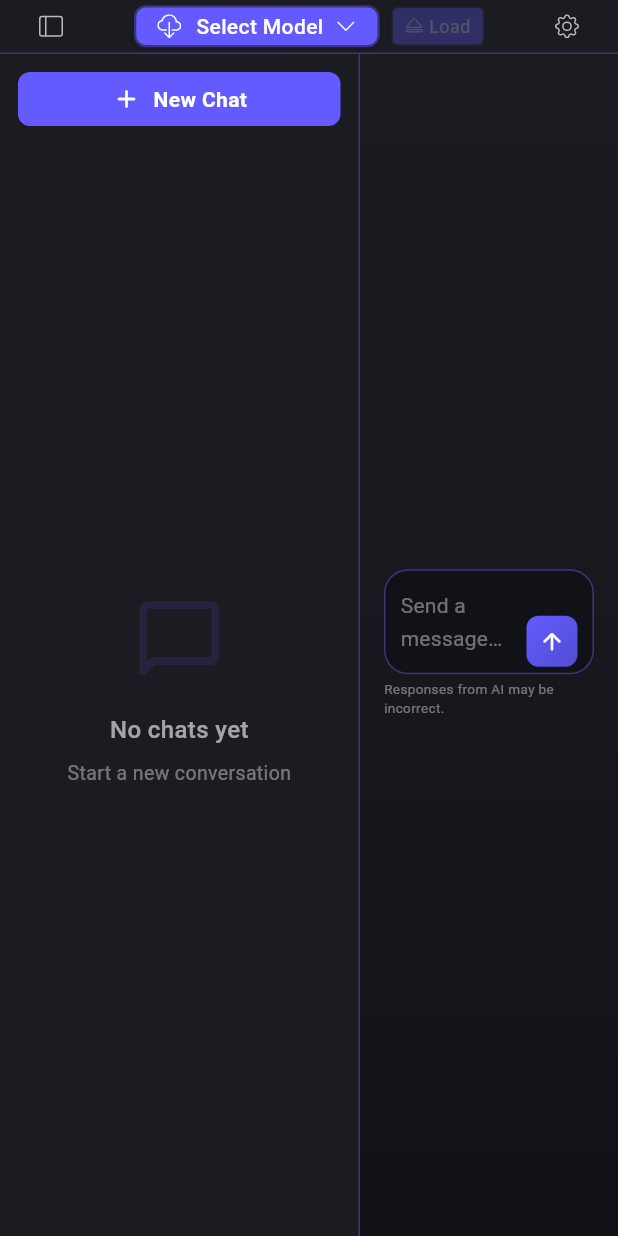
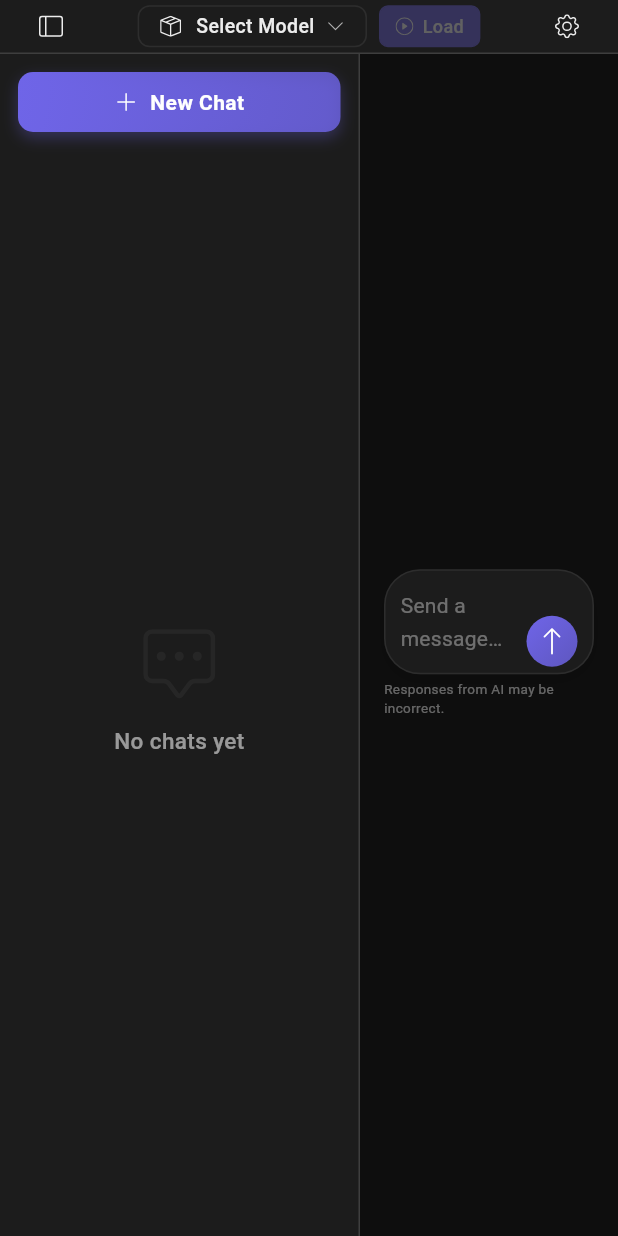
Before and after one commit to abancp/Lunar-Studio, a Flutter app: the screen it shows after launch, on a phone screen of 412 x 824 dp. Run offline on Flutter 3.47's test engine with Material 3 defaults, Android fonts, the phone set to English and light mode, and no system bars; our stand-ins replace bootstrap_icons, file_picker, flutter_highlight, motion_toast, sqflite and 1 more; missing offline and left inert: dart:ffi, flutter_math_fork; accounts and stored records are empty.

Commit message:
feature: more nice ui/ux

```diff
--- a/ui/lib/src/core/theme/colors.dart
+++ b/ui/lib/src/core/theme/colors.dart
@@ -4,30 +4,37 @@ class AppTheme {
   static final light = ThemeData(
     brightness: Brightness.light,
     colorScheme: const ColorScheme.light(
-      background: Color(0xFFF5F5F5),
-      surface: Color(0xFFFFFFFF),
+      background: Color(0xFFFFFFFF),
+      surface: Color(0xFFF7F7F8),
       primary: Color(0xFF5A54F0),
       secondary: Color(0xFFE0E0E0),
-      outline: Color(0xFF8D86FF),
-      onBackground: Colors.black87,
-      onSurface: Colors.black87,
+      outline: Color(0xFFE0E0E0),
+      onBackground: Color(0xFF1A1A1A),
+      onSurface: Color(0xFF1A1A1A),
       onPrimary: Colors.white,
+      surfaceVariant: Color(0xFFF0F0F2),
     ),
+    scaffoldBackgroundColor: const Color(0xFFFFFFFF),
     useMaterial3: true,
+    dividerTheme: const DividerThemeData(color: Color(0xFFE0E0E0)),
   );
 
   static final dark = ThemeData(
     brightness: Brightness.dark,
     colorScheme: const ColorScheme.dark(
-      background: Color(0xFF0F1116),
-      surface: Color(0xFF1A1C22),
-      primary: Color(0xFF635BFF),
-      secondary: Color(0xFF2C2F36),
-      outline: Color(0xFF3D347F),
-      onBackground: Colors.white,
-      onSurface: Colors.white70,
+      background: Color(0xFF0E0E0E),
+      surface: Color(0xFF1C1C1C),
+      primary: Color(0xFF6F65E8),
+      secondary: Color(0xFF2B2D31),
+      outline: Color(0xFF3E3E3E),
+      onBackground: Color(0xFFECECEC),
+      onSurface: Color(0xFFECECEC),
       onPrimary: Colors.white,
+      surfaceVariant: Color(0xFF252525),
+      shadow: Colors.black,
     ),
+    scaffoldBackgroundColor: const Color(0xFF0E0E0E),
     useMaterial3: true,
+    dividerTheme: const DividerThemeData(color: Color(0xFF3E3E3E)),
   );
 }
--- a/ui/lib/src/features/chat/presentation/panels/left_panel.dart
+++ b/ui/lib/src/features/chat/presentation/panels/left_panel.dart
@@ -1,5 +1,6 @@
 import 'package:flutter/material.dart';
 import 'package:LunarStudio/src/core/db/app_db.dart';
+import 'package:bootstrap_icons/bootstrap_icons.dart';
 
 class LeftPanel extends StatefulWidget {
   final List<Map<String, dynamic>> chats;
@@ -117,12 +118,7 @@ class _LeftPanelState extends State<LeftPanel>
       width: 280,
       decoration: BoxDecoration(
         color: cs.surface,
-        border: Border(
-          right: BorderSide(
-            color: cs.outline,
-            width: 1,
-          ),
-        ),
+        border: Border(right: BorderSide(color: cs.outline, width: 1)),
       ),
       child: Column(
         children: [
@@ -135,15 +131,30 @@ class _LeftPanelState extends State<LeftPanel>
                 onTap: newChat,
                 borderRadius: BorderRadius.circular(8),
                 child: Container(
-                  height: 36,
+                  height: 40,
                   decoration: BoxDecoration(
-                    color: cs.primary,
-                    borderRadius: BorderRadius.circular(8),
+                    gradient: LinearGradient(
+                      colors: [cs.primary, cs.primary.withOpacity(0.8)],
+                      begin: Alignment.topLeft,
+                      end: Alignment.bottomRight,
+                    ),
+                    borderRadius: BorderRadius.circular(10),
+                    boxShadow: [
+                      BoxShadow(
+                        color: cs.primary.withOpacity(0.3),
+                        blurRadius: 8,
+                        offset: const Offset(0, 4),
+                      ),
+                    ],
                   ),
                   child: Row(
                     mainAxisAlignment: MainAxisAlignment.center,
                     children: [
-                      Icon(Icons.add_rounded, color: cs.onPrimary, size: 20),
+                      Icon(
+                        BootstrapIcons.plus_lg,
+                        color: cs.onPrimary,
+                        size: 16,
+                      ),
                       const SizedBox(width: 8),
                       Text(
                         'New Chat',
@@ -151,6 +162,7 @@ class _LeftPanelState extends State<LeftPanel>
                           color: cs.onPrimary,
                           fontSize: 14,
                           fontWeight: FontWeight.w600,
+                          letterSpacing: 0.3,
                         ),
                       ),
                     ],
@@ -168,8 +180,8 @@ class _LeftPanelState extends State<LeftPanel>
                       mainAxisAlignment: MainAxisAlignment.center,
                       children: [
                         Icon(
-                          Icons.chat_bubble_outline_rounded,
-                          size: 64,
+                          BootstrapIcons.chat_square_dots,
+                          size: 48,
                           color: cs.outline.withOpacity(0.3),
                         ),
                         const SizedBox(height: 16),
@@ -177,22 +189,25 @@ class _LeftPanelState extends State<LeftPanel>
                           'No chats yet',
                           style: TextStyle(
                             color: cs.onSurface.withOpacity(0.6),
-                            fontSize: 16,
+                            fontSize: 15,
                             fontWeight: FontWeight.w500,
-                          ),
-                        ),
-                        const SizedBox(height: 8),
-                        Text(
-                          'Start a new conversation',
-                          style: TextStyle(
-                            color: cs.onSurface.withOpacity(0.4),
-                            fontSize: 13,
                           ),
                         ),
                       ],
                     ),
                   )
-                : Scrollbar(
+                : Theme(
+                    data: Theme.of(context).copyWith(
+                      scrollbarTheme: ScrollbarThemeData(
+                        thumbVisibility: MaterialStateProperty.all(true),
+                        thickness: MaterialStateProperty.all(4),
+                        radius: const Radius.circular(10),
+                        thumbColor: MaterialStateProperty.all(
+                          cs.outline.withOpacity(0.3),
+                        ),
+                      ),
+                    ),
+                    child: Scrollbar(
                       controller: _scrollController,
                       child: ListView.builder(
                         controller: _scrollController,
@@ -209,7 +224,12 @@ class _LeftPanelState extends State<LeftPanel>
                             crossAxisAlignment: CrossAxisAlignment.start,
                             children: [
                               Padding(
-                              padding: const EdgeInsets.fromLTRB(16, 16, 16, 8),
+                                padding: const EdgeInsets.fromLTRB(
+                                  16,
+                                  16,
+                                  16,
+                                  8,
+                                ),
                                 child: Text(
                                   groupName,
                                   style: TextStyle(
@@ -262,9 +282,9 @@ class _LeftPanelState extends State<LeftPanel>
                                           ),
                                           decoration: BoxDecoration(
                                             color: isSelected
-                                              ? cs.primary
+                                                ? cs.primary.withOpacity(0.15)
                                                 : isHovered
-                                              ? cs.surfaceContainerHighest
+                                                ? cs.surfaceVariant
                                                 : Colors.transparent,
                                             borderRadius: BorderRadius.circular(
                                               8,
@@ -285,7 +305,8 @@ class _LeftPanelState extends State<LeftPanel>
                                                         : FontWeight.w400,
                                                   ),
                                                   maxLines: 1,
-                                                overflow: TextOverflow.ellipsis,
+                                                  overflow:
+                                                      TextOverflow.ellipsis,
                                                 ),
                                               ),
                                               const SizedBox(width: 8),
@@ -293,12 +314,10 @@ class _LeftPanelState extends State<LeftPanel>
                                                 _getRelativeTime(updated),
                                                 style: TextStyle(
                                                   color: isSelected
-                                                    ? cs.onPrimary.withOpacity(
-                                                        0.7,
-                                                      )
-                                                    : cs.onSurface.withOpacity(
-                                                        0.4,
-                                                      ),
+                                                      ? cs.onPrimary
+                                                            .withOpacity(0.7)
+                                                      : cs.onSurface
+                                                            .withOpacity(0.4),
                                                   fontSize: 10,
                                                 ),
                                               ),
@@ -316,6 +335,7 @@ class _LeftPanelState extends State<LeftPanel>
                       ),
                     ),
                   ),
+          ),
         ],
       ),
     );
--- a/ui/lib/src/features/chat/presentation/panels/top_panel.dart
+++ b/ui/lib/src/features/chat/presentation/panels/top_panel.dart
@@ -69,30 +69,43 @@ class _TopPanelState extends State<TopPanel> {
                     child: Opacity(
                       opacity: widget.selectedModel == "Select Model" ? 0.3 : 1,
                       child: Container(
-                        height: 26,
-                        padding: const EdgeInsets.symmetric(horizontal: 8),
+                        height: 28,
+                        padding: const EdgeInsets.symmetric(horizontal: 10),
                         decoration: BoxDecoration(
                           color: widget.selectedModel == widget.loadedModel
-                              ? cs.surface
+                              ? Colors.transparent
                               : cs.primary,
-                          borderRadius: BorderRadius.circular(4),
-                          border: Border.all(color: cs.outline, width: 1),
+                          borderRadius: BorderRadius.circular(6),
+                          border: Border.all(
+                            color: widget.selectedModel == widget.loadedModel
+                                ? cs.outline
+                                : cs.primary,
+                            width: 1,
+                          ),
                         ),
                         child: Row(
                           children: [
                             Icon(
-                              BootstrapIcons.eject,
+                              widget.selectedModel == widget.loadedModel
+                                  ? BootstrapIcons.stop_circle
+                                  : BootstrapIcons.play_circle,
                               size: 12,
-                              color: cs.onSurface,
+                              color: widget.selectedModel == widget.loadedModel
+                                  ? cs.onSurface
+                                  : cs.onPrimary,
                             ),
-                            const SizedBox(width: 4),
+                            const SizedBox(width: 6),
                             Text(
                               widget.selectedModel == widget.loadedModel
                                   ? "Eject"
                                   : "Load",
                               style: TextStyle(
-                                color: cs.onSurface,
+                                color:
+                                    widget.selectedModel == widget.loadedModel
+                                    ? cs.onSurface
+                                    : cs.onPrimary,
                                 fontSize: 12,
+                                fontWeight: FontWeight.w500,
                               ),
                             ),
                           ],
--- a/ui/lib/src/features/chat/presentation/widgets/model_select_dropdown.dart
+++ b/ui/lib/src/features/chat/presentation/widgets/model_select_dropdown.dart
@@ -116,35 +116,30 @@ class _ModelDropdownState extends State<ModelDropdown> {
           height: 36,
           padding: const EdgeInsets.symmetric(horizontal: 14),
           decoration: BoxDecoration(
-            color: cs.primary,
+            color: isOpen ? cs.primary.withOpacity(0.1) : Colors.transparent,
             borderRadius: BorderRadius.circular(8),
             border: Border.all(
-              color: isOpen ? cs.onPrimary.withOpacity(0.3) : cs.outline,
-              width: 1.5,
+              color: isOpen
+                  ? cs.primary.withOpacity(0.5)
+                  : cs.outline.withOpacity(0.5),
+              width: 1,
             ),
-            boxShadow: [
-              BoxShadow(
-                color: cs.shadow.withOpacity(0.1),
-                blurRadius: 4,
-                offset: const Offset(0, 2),
-              ),
-            ],
           ),
           child: Row(
             mainAxisSize: MainAxisSize.min,
             children: [
               Icon(
-                BootstrapIcons.cloud_download,
-                size: 16,
-                color: cs.onPrimary,
+                BootstrapIcons.box_seam, // Changed icon for a more modern look
+                size: 14,
+                color: isOpen ? cs.primary : cs.onSurface,
               ),
               const SizedBox(width: 10),
               Flexible(
                 child: Text(
                   widget.selectedModel,
                   style: TextStyle(
-                    color: cs.onPrimary,
-                    fontSize: 14,
+                    color: isOpen ? cs.primary : cs.onSurface,
+                    fontSize: 13,
                     fontWeight: FontWeight.w500,
                   ),
                   overflow: TextOverflow.ellipsis,
@@ -156,8 +151,8 @@ class _ModelDropdownState extends State<ModelDropdown> {
                 isOpen
                     ? BootstrapIcons.chevron_up
                     : BootstrapIcons.chevron_down,
-                size: 14,
-                color: cs.onPrimary,
+                size: 12,
+                color: isOpen ? cs.primary : cs.onSurface.withOpacity(0.7),
               ),
             ],
           ),
@@ -239,7 +234,10 @@ class _DropdownOverlayState extends State<_DropdownOverlay>
               child: FadeTransition(
                 opacity: _animation,
                 child: ScaleTransition(
-                  scale: Tween<double>(begin: 0.95, end: 1.0).animate(_animation),
+                  scale: Tween<double>(
+                    begin: 0.95,
+                    end: 1.0,
+                  ).animate(_animation),
                   alignment: Alignment.topCenter,
                   child: Material(
                     elevation: 8,
@@ -254,9 +252,16 @@ class _DropdownOverlayState extends State<_DropdownOverlay>
                         color: cs.surface,
                         borderRadius: BorderRadius.circular(12),
                         border: Border.all(
-                          color: cs.outline.withOpacity(0.2),
+                          color: cs.outline.withOpacity(0.5),
                           width: 1,
                         ),
+                        boxShadow: [
+                          BoxShadow(
+                            color: Colors.black.withOpacity(0.2),
+                            blurRadius: 16,
+                            offset: const Offset(0, 8),
+                          ),
+                        ],
                       ),
                       child: ClipRRect(
                         borderRadius: BorderRadius.circular(12),
@@ -329,10 +334,7 @@ class _DropdownOverlayState extends State<_DropdownOverlay>
           onTap: () => widget.onSelect(model),
           hoverColor: cs.primary.withOpacity(0.08),
           child: Container(
-            padding: const EdgeInsets.symmetric(
-              horizontal: 16,
-              vertical: 12,
-            ),
+            padding: const EdgeInsets.symmetric(horizontal: 16, vertical: 12),
             decoration: BoxDecoration(
               color: isSelected
                   ? cs.primary.withOpacity(0.1)
```
Also changed, not shown: ui/lib/src/features/chat/presentation/panels/main_panel.dart (+168 -248 lines). Lines whose indentation alone changed are shown as unchanged.
